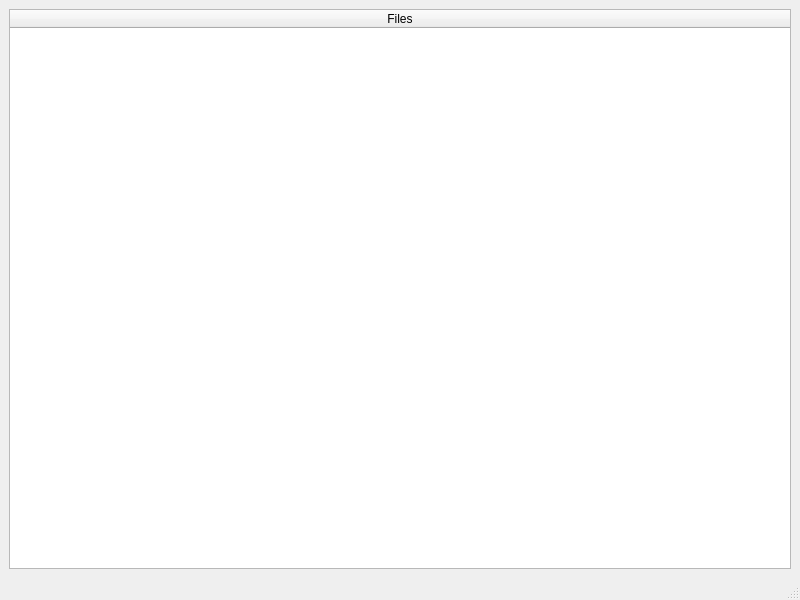
TodorGrin/FileArchiver_Linux, file mainwindow.ui: the form before one commit.
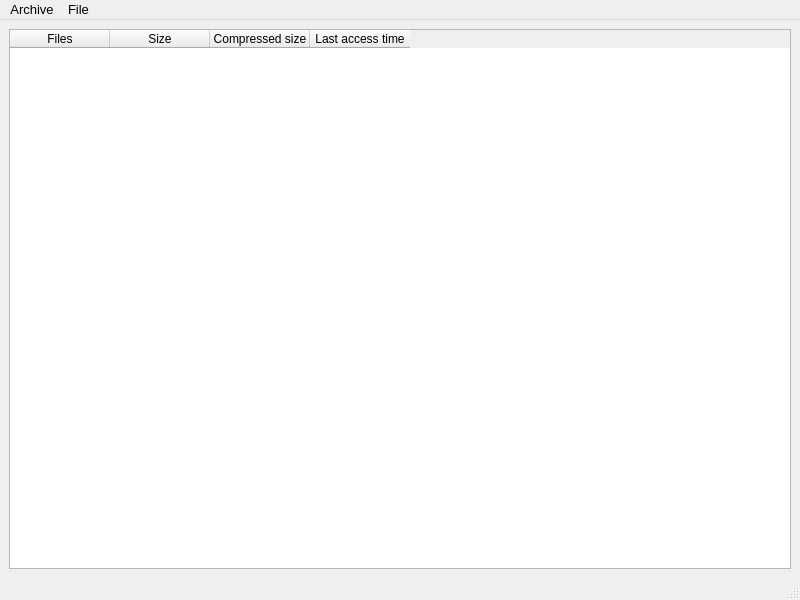
The form after the commit.

Commit message: Added option to open, extract archive

Diff of the .ui file:
```diff
--- a/mainwindow.ui
+++ b/mainwindow.ui
@@ -18,7 +18,7 @@
     <item row="0" column="0">
      <widget class="QTableWidget" name="fileList">
       <attribute name="horizontalHeaderStretchLastSection">
-       <bool>true</bool>
+       <bool>false</bool>
       </attribute>
       <attribute name="verticalHeaderVisible">
        <bool>false</bool>
@@ -28,6 +28,21 @@
         <string>Files</string>
        </property>
       </column>
+      <column>
+       <property name="text">
+        <string>Size</string>
+       </property>
+      </column>
+      <column>
+       <property name="text">
+        <string>Compressed size</string>
+       </property>
+      </column>
+      <column>
+       <property name="text">
+        <string>Last access time</string>
+       </property>
+      </column>
      </widget>
     </item>
    </layout>
@@ -38,9 +53,34 @@
      <x>0</x>
      <y>0</y>
      <width>800</width>
-     <height>22</height>
+     <height>23</height>
     </rect>
    </property>
+   <property name="font">
+    <font>
+     <pointsize>10</pointsize>
+    </font>
+   </property>
+   <widget class="QMenu" name="menuArchive">
+    <property name="title">
+     <string>Archive</string>
+    </property>
+    <addaction name="actionOpen"/>
+    <addaction name="separator"/>
+    <addaction name="actionExtract"/>
+    <addaction name="separator"/>
+    <addaction name="actionAddFiles"/>
+   </widget>
+   <widget class="QMenu" name="menuFile">
+    <property name="title">
+     <string>File</string>
+    </property>
+    <addaction name="actionDelete"/>
+    <addaction name="actionRename"/>
+    <addaction name="actionExtractFile"/>
+   </widget>
+   <addaction name="menuArchive"/>
+   <addaction name="menuFile"/>
   </widget>
   <widget class="QStatusBar" name="statusbar"/>
  </widget>
```
Left out of the diff: 39 changed lines with no effect on the pictures. The commit also changes 11 other files.
